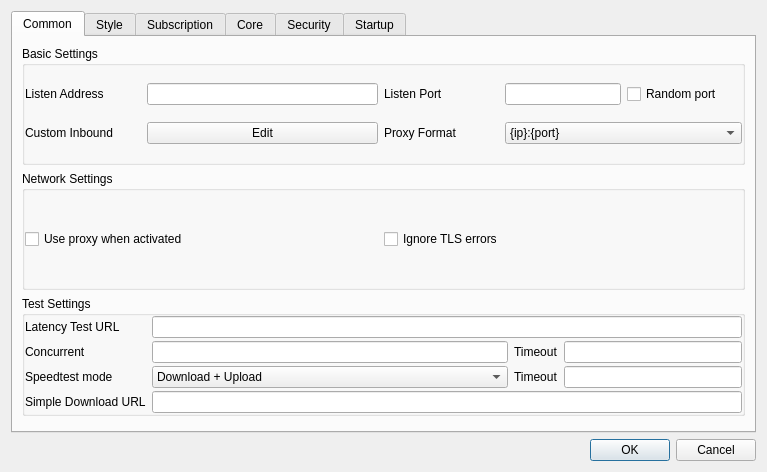
This is src/nekobox/ui/setting/dialog_basic_settings.ui in qr243vbi/nekobox as Qt 5 draws it before an edit. The edited form follows.
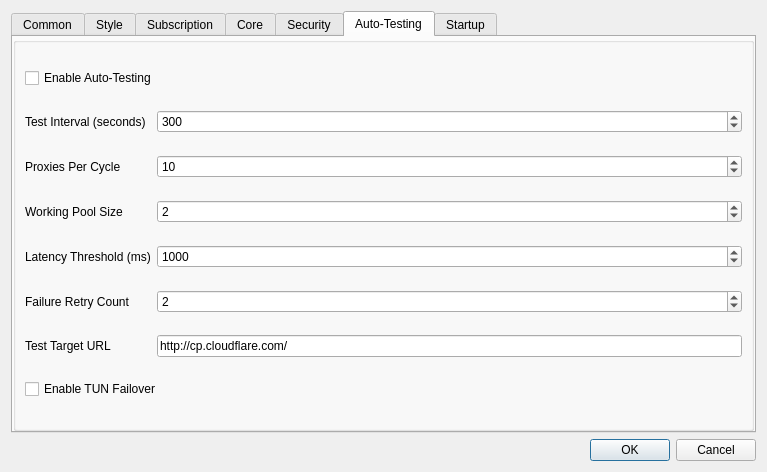
This is the edited form. The open tabs and pages were chosen to show the change. Custom widgets are drawn as their Qt base class.

```diff
--- a/src/nekobox/ui/setting/dialog_basic_settings.ui
+++ b/src/nekobox/ui/setting/dialog_basic_settings.ui
@@ -942,6 +942,174 @@
        </item>
       </layout>
      </widget>
+     <widget class="QGroupBox" name="groupBox_auto_test">
+      <property name="title">
+       <string/>
+      </property>
+      <property name="flat">
+       <bool>true</bool>
+      </property>
+      <attribute name="title">
+       <string>Auto-Testing</string>
+      </attribute>
+      <layout class="QGridLayout" name="gridLayout_auto_test">
+       <item row="0" column="0" colspan="2">
+        <widget class="QCheckBox" name="auto_test_enable">
+         <property name="toolTip">
+          <string>Automatically test proxies in the background and maintain a pool of working proxies</string>
+         </property>
+         <property name="text">
+          <string>Enable Auto-Testing</string>
+         </property>
+        </widget>
+       </item>
+       <item row="1" column="0">
+        <widget class="QLabel" name="label_auto_test_interval">
+         <property name="text">
+          <string>Test Interval (seconds)</string>
+         </property>
+        </widget>
+       </item>
+       <item row="1" column="1">
+        <widget class="QSpinBox" name="auto_test_interval_seconds">
+         <property name="toolTip">
+          <string>How often to run the test cycle</string>
+         </property>
+         <property name="minimum">
+          <number>30</number>
+         </property>
+         <property name="maximum">
+          <number>86400</number>
+         </property>
+         <property name="value">
+          <number>300</number>
+         </property>
+        </widget>
+       </item>
+       <item row="2" column="0">
+        <widget class="QLabel" name="label_auto_test_proxy_count">
+         <property name="text">
+          <string>Proxies Per Cycle</string>
+         </property>
+        </widget>
+       </item>
+       <item row="2" column="1">
+        <widget class="QSpinBox" name="auto_test_proxy_count">
+         <property name="toolTip">
+          <string>Number of proxies to test in each cycle</string>
+         </property>
+         <property name="minimum">
+          <number>1</number>
+         </property>
+         <property name="maximum">
+          <number>100</number>
+         </property>
+         <property name="value">
+          <number>10</number>
+         </property>
+        </widget>
+       </item>
+       <item row="3" column="0">
+        <widget class="QLabel" name="label_auto_test_pool_size">
+         <property name="text">
+          <string>Working Pool Size</string>
+         </property>
+        </widget>
+       </item>
+       <item row="3" column="1">
+        <widget class="QSpinBox" name="auto_test_working_pool_size">
+         <property name="toolTip">
+          <string>Maximum number of verified working proxies to maintain</string>
+         </property>
+         <property name="minimum">
+          <number>1</number>
+         </property>
+         <property name="maximum">
+          <number>50</number>
+         </property>
+         <property name="value">
+          <number>2</number>
+         </property>
+        </widget>
+       </item>
+       <item row="4" column="0">
+        <widget class="QLabel" name="label_auto_test_threshold">
+         <property name="text">
+          <string>Latency Threshold (ms)</string>
+         </property>
+        </widget>
+       </item>
+       <item row="4" column="1">
+        <widget class="QSpinBox" name="auto_test_latency_threshold_ms">
+         <property name="toolTip">
+          <string>Maximum latency to consider a proxy as working</string>
+         </property>
+         <property name="minimum">
+          <number>100</number>
+         </property>
+         <property name="maximum">
+          <number>10000</number>
+         </property>
+         <property name="singleStep">
+          <number>100</number>
+         </property>
+         <property name="value">
+          <number>1000</number>
+         </property>
+        </widget>
+       </item>
+       <item row="5" column="0">
+        <widget class="QLabel" name="label_auto_test_retry">
+         <property name="text">
+          <string>Failure Retry Count</string>
+         </property>
+        </widget>
+       </item>
+       <item row="5" column="1">
+        <widget class="QSpinBox" name="auto_test_failure_retry_count">
+         <property name="toolTip">
+          <string>Number of retry attempts before considering a proxy as failed</string>
+         </property>
+         <property name="minimum">
+          <number>1</number>
+         </property>
+         <property name="maximum">
+          <number>10</number>
+         </property>
+         <property name="value">
+          <number>2</number>
+         </property>
+        </widget>
+       </item>
+       <item row="6" column="0">
+        <widget class="QLabel" name="label_auto_test_url">
+         <property name="text">
+          <string>Test Target URL</string>
+         </property>
+        </widget>
+       </item>
+       <item row="6" column="1">
+        <widget class="QLineEdit" name="auto_test_target_url">
+         <property name="toolTip">
+          <string>URL to test proxies against</string>
+         </property>
+         <property name="text">
+          <string>http://cp.cloudflare.com/</string>
+         </property>
+        </widget>
+       </item>
+       <item row="7" column="0" colspan="2">
+        <widget class="QCheckBox" name="auto_test_tun_failover">
+         <property name="toolTip">
+          <string>Automatically switch to another working proxy when TUN mode proxy fails</string>
+         </property>
+         <property name="text">
+          <string>Enable TUN Failover</string>
+         </property>
+        </widget>
+       </item>
+      </layout>
+     </widget>
      <widget class="QWidget" name="tab_6">
       <attribute name="title">
        <string>Startup</string>
```
